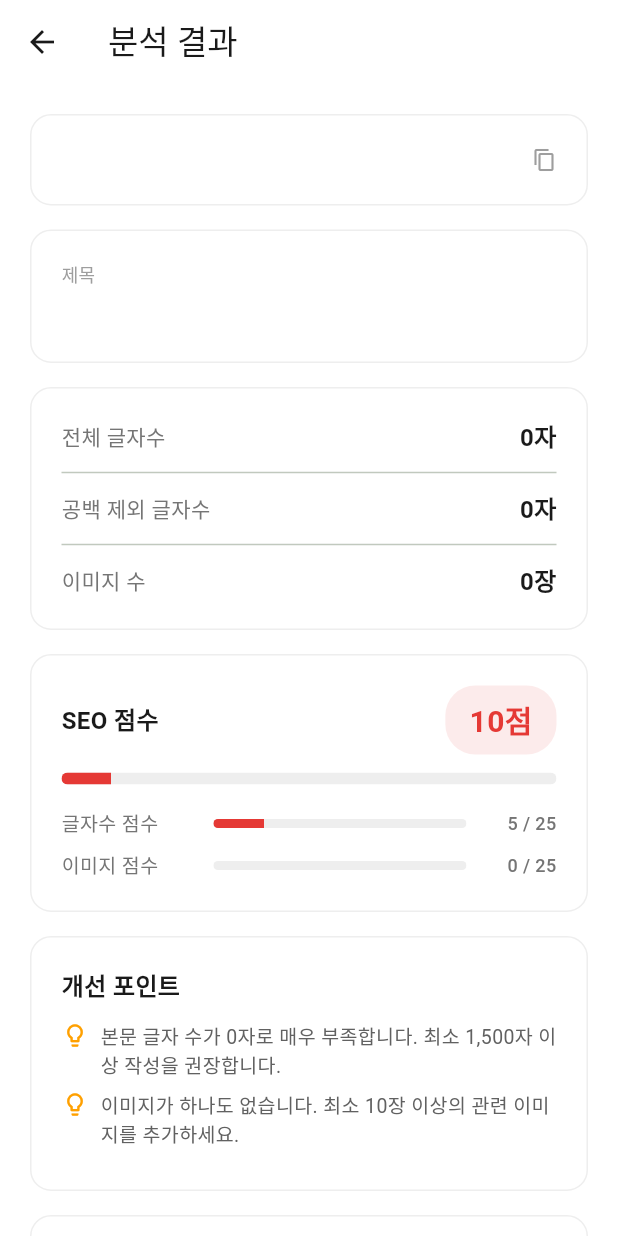
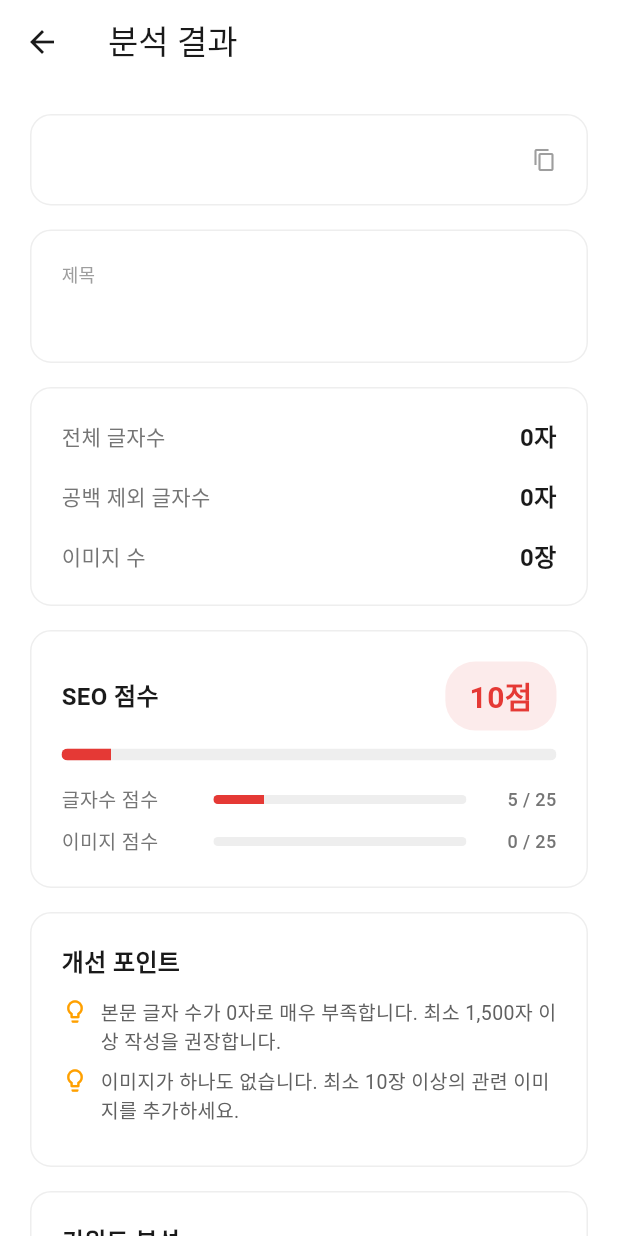
Before and after one commit to NamGideokk/bloglyzer, a Flutter app: the ResultScreen screen opened directly with empty values, on a phone screen of 412 x 824 dp. Run offline on Flutter 3.47's test engine with Material 3 defaults, Android fonts, the phone set to English and light mode, and no system bars.

Commit message:
ui: 분석 결과 항목 사이 Divider 제거, 간격으로 대체
Co-Authored-By: Claude Opus 4.6 (1M context) <noreply@anthropic.com>

```diff
--- a/lib/screens/result_screen.dart
+++ b/lib/screens/result_screen.dart
@@ -161,10 +161,10 @@ class _ResultScreenState extends State<ResultScreen> {
                 children: [
                   _buildStatRow(
                       '전체 글자수', '${_formatNumber(analysis.totalCharCount)}자'),
-                  const Divider(height: 24),
+                  const SizedBox(height: 16),
                   _buildStatRow('공백 제외 글자수',
                       '${_formatNumber(analysis.charCountNoSpaces)}자'),
-                  const Divider(height: 24),
+                  const SizedBox(height: 16),
                   _buildStatRow('이미지 수', '${analysis.imageCount}장'),
                 ],
               ),
```
